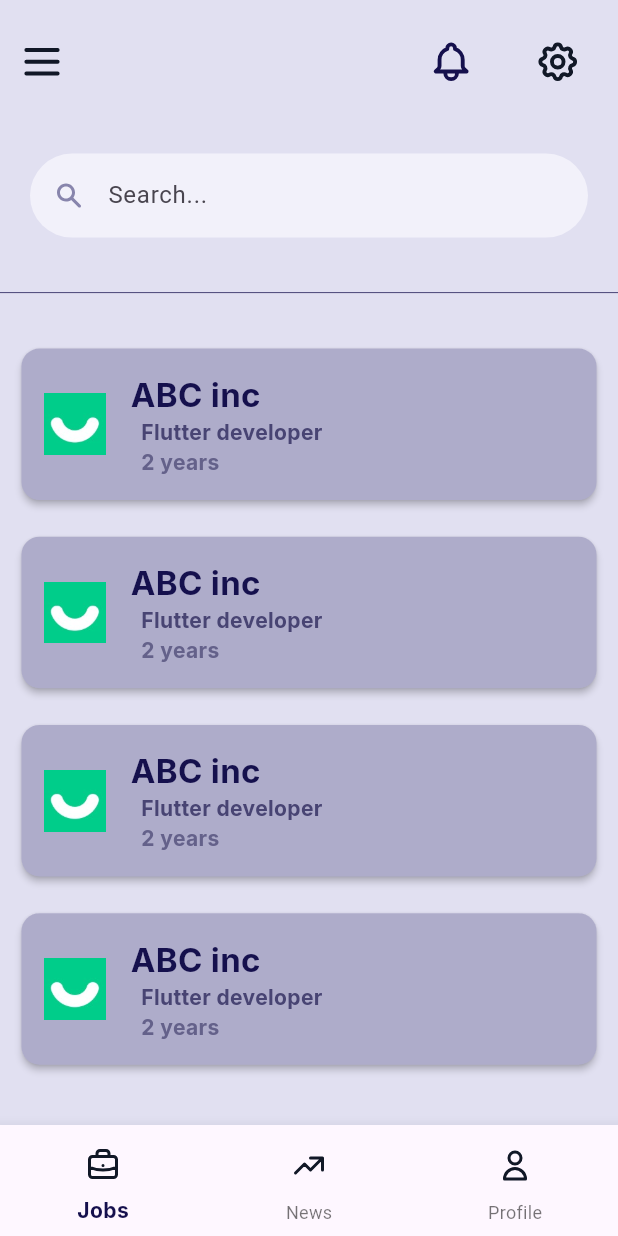
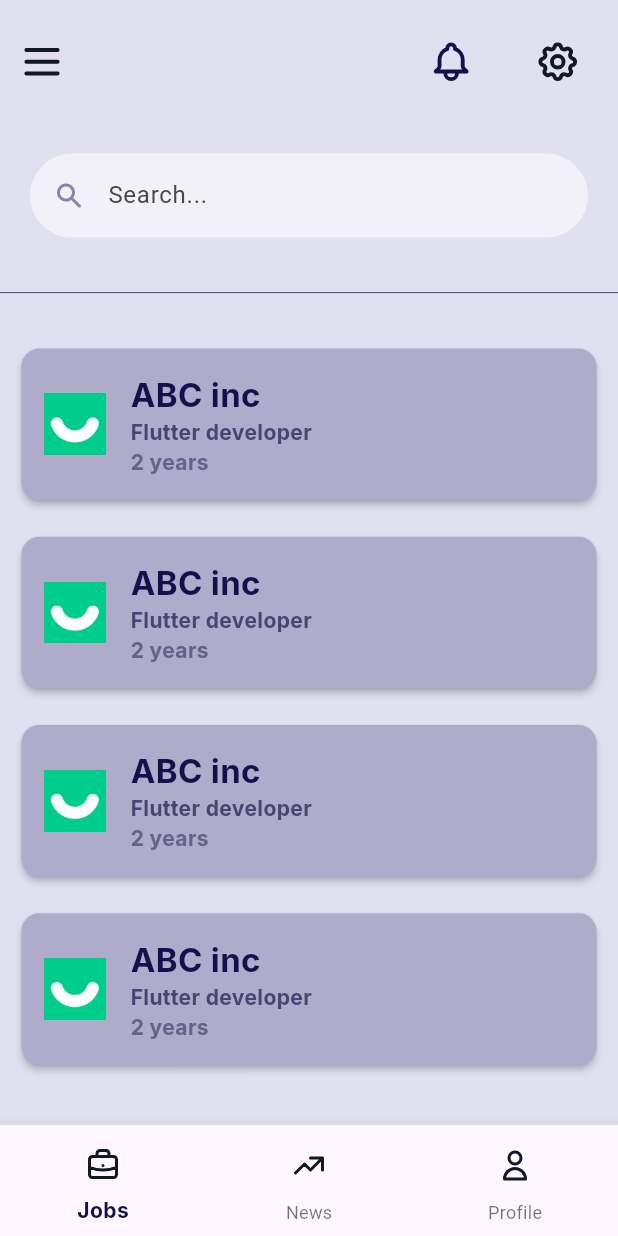
Before and after one commit to MagdKamaldev/carreer-craft, a Flutter app: the HomeView screen opened by its route, on a phone screen of 412 x 824 dp. Run offline on Flutter 3.47's test engine with Material 3 defaults, Android fonts, the phone set to English and light mode, and no system bars; our stand-ins replace flutter_svg, go_router, lottie.

Commit message:
fix features

```diff
--- a/lib/core/utils/components.dart
+++ b/lib/core/utils/components.dart
@@ -1,4 +1,4 @@
-import 'package:career_craft/colors.dart';
+import 'package:career_craft/core/colors.dart';
 import 'package:career_craft/core/utils/assets.dart';
 import 'package:flutter/material.dart';
 import 'package:flutter_svg/svg.dart';
--- a/lib/core/utils/themes.dart
+++ b/lib/core/utils/themes.dart
@@ -1,4 +1,4 @@
-import 'package:career_craft/colors.dart';
+import 'package:career_craft/core/colors.dart';
 import 'package:flutter/material.dart';
 
 ThemeData theme = ThemeData(
--- a/lib/features/entrance/presentation/views/widgets/entrance_body.dart
+++ b/lib/features/entrance/presentation/views/widgets/entrance_body.dart
@@ -1,6 +1,6 @@
-import 'package:career_craft/colors.dart';
-import 'package:career_craft/features/entrance/presentation/views/widgets/login_tab.dart';
-import 'package:career_craft/features/entrance/presentation/views/widgets/signup_tab.dart';
+import 'package:career_craft/core/colors.dart';
+import 'package:career_craft/features/login/presentaion/views/login_tab.dart';
+import 'package:career_craft/features/signup/presentation/views/signup_tab.dart';
 import 'package:flutter/material.dart';
 
 class EntranceBody extends StatefulWidget {
--- a/lib/features/forgotPassword/presentation/views/widgets/forgot_password_view_body.dart
+++ b/lib/features/forgotPassword/presentation/views/widgets/forgot_password_view_body.dart
@@ -1,4 +1,4 @@
-import 'package:career_craft/colors.dart';
+import 'package:career_craft/core/colors.dart';
 import 'package:career_craft/core/utils/app_router.dart';
 import 'package:career_craft/core/utils/components.dart';
 import 'package:flutter/material.dart';
--- a/lib/features/forgotPassword/presentation/views/widgets/reset_code_body.dart
+++ b/lib/features/forgotPassword/presentation/views/widgets/reset_code_body.dart
@@ -1,7 +1,7 @@
 import 'package:career_craft/core/utils/app_router.dart';
 import 'package:career_craft/features/forgotPassword/presentation/views/widgets/reset_code_container.dart';
 import 'package:flutter/material.dart';
-import 'package:career_craft/colors.dart';
+import 'package:career_craft/core/colors.dart';
 import 'package:career_craft/core/utils/components.dart';
 import 'package:go_router/go_router.dart';
 
--- a/lib/features/forgotPassword/presentation/views/widgets/reset_code_container.dart
+++ b/lib/features/forgotPassword/presentation/views/widgets/reset_code_container.dart
@@ -1,4 +1,4 @@
-import 'package:career_craft/colors.dart';
+import 'package:career_craft/core/colors.dart';
 import 'package:flutter/material.dart';
 
 Widget resetCodeContainer(Size size, BuildContext context) => Container(
--- a/lib/features/forgotPassword/presentation/views/widgets/reset_password_view_body.dart
+++ b/lib/features/forgotPassword/presentation/views/widgets/reset_password_view_body.dart
@@ -1,4 +1,4 @@
-import 'package:career_craft/colors.dart';
+import 'package:career_craft/core/colors.dart';
 import 'package:career_craft/core/utils/app_router.dart';
 import 'package:career_craft/core/utils/components.dart';
 import 'package:flutter/material.dart';
--- a/lib/features/home/presentation/views/home_view.dart
+++ b/lib/features/home/presentation/views/home_view.dart
@@ -1,8 +1,8 @@
-import 'package:career_craft/colors.dart';
+import 'package:career_craft/core/colors.dart';
 import 'package:career_craft/features/home/presentation/views/widgets/home_app_bar.dart';
 import 'package:career_craft/features/home/presentation/views/widgets/home_bottom_nav.dart';
 import 'package:career_craft/features/home/presentation/views/widgets/home_search_bar.dart';
-import 'package:career_craft/features/home/presentation/views/widgets/job_item.dart';
+import 'package:career_craft/features/jobs/presentaion/views/jobs_view.dart';
 import 'package:flutter/material.dart';
 
 class HomeView extends StatelessWidget {
@@ -15,7 +15,7 @@ class HomeView extends StatelessWidget {
       appBar: homeAppBar(size),
       body: Column(
         children: [
-          const HomeSearchBar(),
+           const HomeSearchBar(),
           SizedBox(
             height: size.height * 0.02,
           ),
@@ -24,22 +24,7 @@ class HomeView extends StatelessWidget {
             height: 0.5,
             color: primary,
           ),
-          SizedBox(
-            height: size.height * 0.04,
-          ),
-          const JobItem(),
-          SizedBox(
-            height: size.height * 0.02,
-          ),
-          const JobItem(),
-          SizedBox(
-            height: size.height * 0.02,
-          ),
-          const JobItem(),
-          SizedBox(
-            height: size.height * 0.02,
-          ),
-          const JobItem(),
+          const JobsView(),
         ],
       ),
       bottomNavigationBar: homeBottomNav(),
--- a/lib/features/home/presentation/views/widgets/home_app_bar.dart
+++ b/lib/features/home/presentation/views/widgets/home_app_bar.dart
@@ -1,4 +1,4 @@
-import 'package:career_craft/colors.dart';
+import 'package:career_craft/core/colors.dart';
 import 'package:flutter/material.dart';
 import 'package:flutter_svg/svg.dart';
 
--- a/lib/features/home/presentation/views/widgets/home_bottom_nav.dart
+++ b/lib/features/home/presentation/views/widgets/home_bottom_nav.dart
@@ -1,4 +1,4 @@
-import 'package:career_craft/colors.dart';
+import 'package:career_craft/core/colors.dart';
 import 'package:career_craft/core/utils/themes.dart';
 import 'package:flutter/material.dart';
 import 'package:flutter_svg/svg.dart';
--- a/lib/features/home/presentation/views/widgets/home_search_bar.dart
+++ b/lib/features/home/presentation/views/widgets/home_search_bar.dart
@@ -1,4 +1,4 @@
-import 'package:career_craft/colors.dart';
+import 'package:career_craft/core/colors.dart';
 import 'package:flutter/material.dart';
 import 'package:flutter_svg/svg.dart';
 
--- /dev/null
+++ b/lib/features/jobs/presentaion/views/jobs_view.dart
@@ -0,0 +1,31 @@
+import 'package:career_craft/features/jobs/presentaion/views/widgets/job_item.dart';
+import 'package:flutter/material.dart';
+
+class JobsView extends StatelessWidget {
+  const JobsView({super.key});
+
+  @override
+  Widget build(BuildContext context) {
+    Size size = MediaQuery.of(context).size;
+    return  Column(
+        children: [
+          SizedBox(
+            height: size.height * 0.04,
+          ),
+          const JobItem(),
+          SizedBox(
+            height: size.height * 0.02,
+          ),
+          const JobItem(),
+          SizedBox(
+            height: size.height * 0.02,
+          ),
+          const JobItem(),
+          SizedBox(
+            height: size.height * 0.02,
+          ),
+          const JobItem(),
+        ],
+      );
+  }
+}
--- a/lib/features/home/presentation/views/widgets/job_item.dart
+++ b/lib/features/jobs/presentaion/views/widgets/job_item.dart
@@ -1,4 +1,4 @@
-import 'package:career_craft/colors.dart';
+import 'package:career_craft/core/colors.dart';
 import 'package:career_craft/core/utils/themes.dart';
 import 'package:flutter/material.dart';
 
@@ -36,13 +36,13 @@ class JobItem extends StatelessWidget {
                         style: theme.textTheme.titleLarge,
                       ),
                       Text(
-                        "  Flutter developer",
+                        "Flutter developer",
                         style: theme.textTheme.titleSmall!.copyWith(
                           color: primary.shade700,
                         ),
                       ),
                       Text(
-                        "  2 years",
+                        "2 years",
                         style: theme.textTheme.titleSmall!.copyWith(
                           color: primary.shade600,
                         ),
--- a/lib/features/entrance/presentation/views/widgets/login_tab.dart
+++ b/lib/features/login/presentaion/views/login_tab.dart
@@ -1,4 +1,4 @@
-import 'package:career_craft/colors.dart';
+import 'package:career_craft/core/colors.dart';
 import 'package:career_craft/core/utils/app_router.dart';
 import 'package:career_craft/core/utils/components.dart';
 import 'package:flutter/material.dart';
--- a/lib/features/onBoarding/presentation/views/widgets/on_boarding_view_body.dart
+++ b/lib/features/onBoarding/presentation/views/widgets/on_boarding_view_body.dart
@@ -1,4 +1,4 @@
-import 'package:career_craft/colors.dart';
+import 'package:career_craft/core/colors.dart';
 import 'package:career_craft/core/utils/app_router.dart';
 import 'package:career_craft/core/utils/assets.dart';
 import 'package:career_craft/core/utils/components.dart';
--- a/lib/features/entrance/presentation/views/widgets/signup_tab.dart
+++ b/lib/features/signup/presentation/views/signup_tab.dart
@@ -21,7 +21,6 @@ class _SignUpTabState extends State<SignUpTab> {
   TextEditingController monthController = TextEditingController();
   TextEditingController yearController = TextEditingController();
   DateTime selectedDate = DateTime.now();
-
   List<String> dropList = <String>['User', 'HR'];
 
   Future<void> _selectDate(BuildContext context) async {
```
Also changed, not shown: lib/core/colors.dart (renamed from lib/colors.dart), lib/core/constants.dart (renamed from lib/constants.dart), 1 other file.
